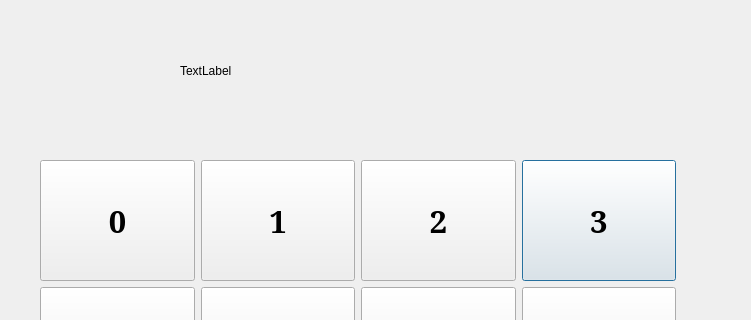
This is numpad.ui in kucukagaoglu/kiosk as Qt 5 draws it before an edit; both pictures show x 0 to 751 and y 0 to 320 of the 962 by 692 pixel window. The edited form follows.
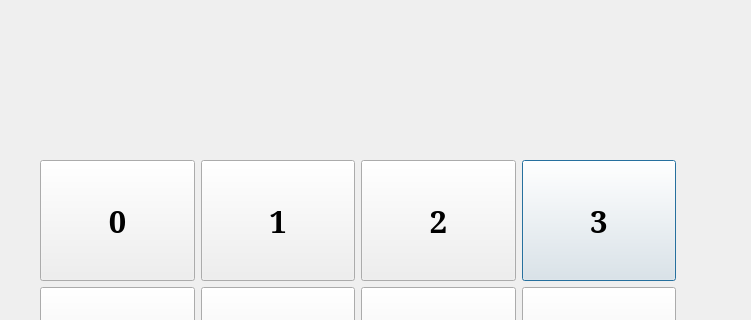
This is the edited form.

Commit message: numpad işlevsel artık

Diff of the .ui file:
```diff
--- a/numpad.ui
+++ b/numpad.ui
@@ -16,17 +16,25 @@
   <widget class="QLabel" name="label">
    <property name="geometry">
     <rect>
-     <x>180</x>
-     <y>60</y>
-     <width>67</width>
-     <height>21</height>
+     <x>70</x>
+     <y>50</y>
+     <width>591</width>
+     <height>71</height>
     </rect>
    </property>
+   <property name="font">
+    <font>
+     <family>Serif</family>
+     <pointsize>26</pointsize>
+     <weight>75</weight>
+     <bold>true</bold>
+    </font>
+   </property>
    <property name="text">
-    <string>TextLabel</string>
+    <string/>
    </property>
   </widget>
-  <widget class="QWidget" name="">
+  <widget class="QWidget" name="layoutWidget">
    <property name="geometry">
     <rect>
      <x>40</x>
```
Left out of the diff: 308 changed lines with no effect on the pictures. The commit also changes 1 other file.
